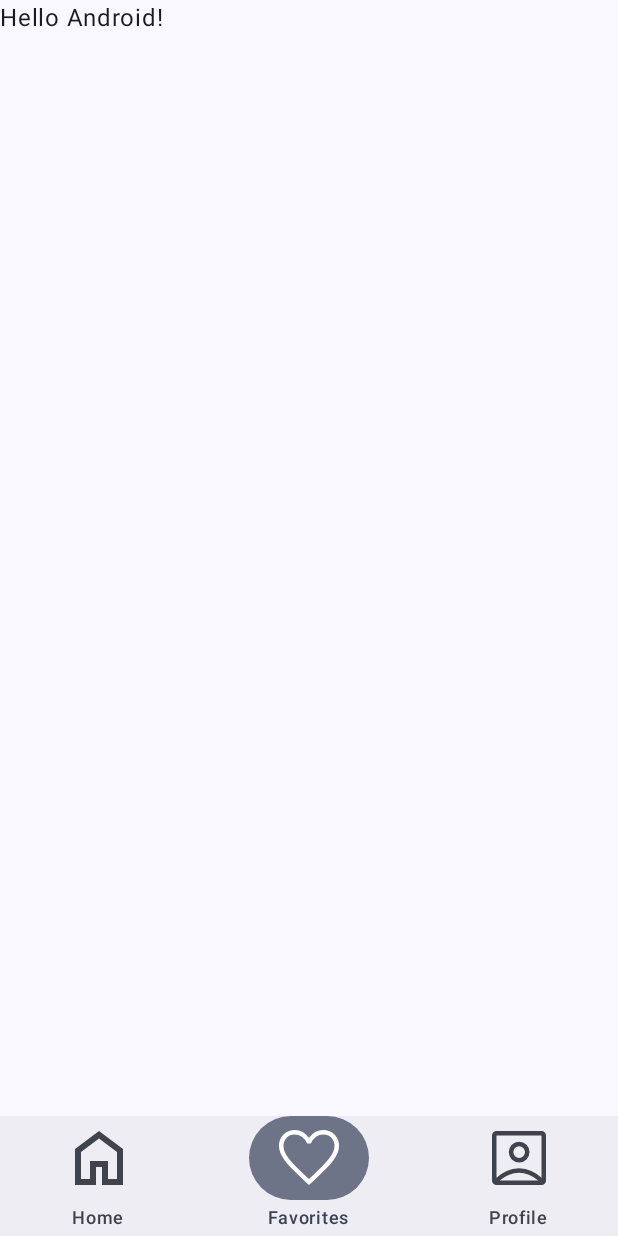
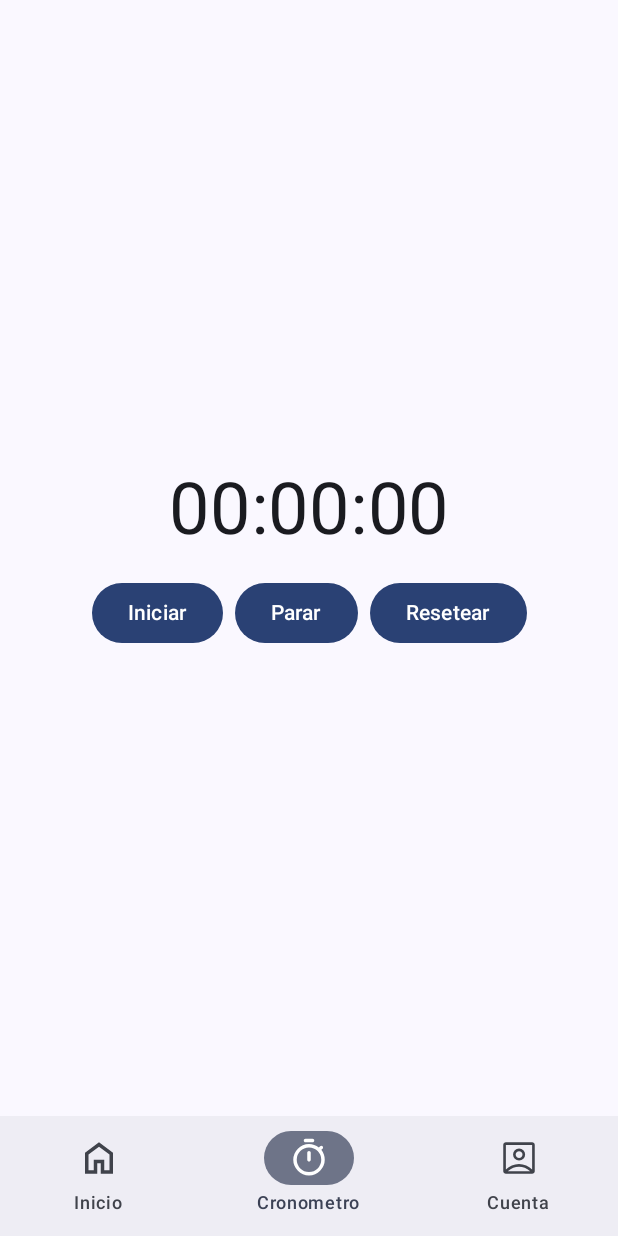
Before and after one commit to ezequielbertero1-code/Appnea-BerteroGarcia, an Android app built with Jetpack Compose: the screen it shows after launch (MainActivity), item 2 of the bottom bar chosen, on a phone screen of 412 x 824 dp. Run offline under Robolectric (Android 15) with nearby library versions, the phone set to English and light mode, and no system bars; our stand-ins replace navigation suite.

Commit message:
hice un cronometro para ver como funciona esto

```diff
--- a/app/src/main/java/com/example/myapplication/MainActivity.kt
+++ b/app/src/main/java/com/example/myapplication/MainActivity.kt
@@ -17,10 +17,25 @@ import androidx.compose.runtime.saveable.rememberSaveable
 import androidx.compose.runtime.setValue
 import androidx.compose.ui.Modifier
 import androidx.compose.ui.res.painterResource
-import androidx.compose.ui.graphics.vector.ImageVector
 import androidx.compose.ui.tooling.preview.Preview
 import androidx.compose.ui.tooling.preview.PreviewScreenSizes
 import com.example.myapplication.ui.theme.MyApplicationTheme
+import androidx.compose.foundation.layout.Column
+import androidx.compose.foundation.layout.Row
+import androidx.compose.foundation.layout.Spacer
+import androidx.compose.foundation.layout.height
+import androidx.compose.foundation.layout.width
+import androidx.compose.material3.Button
+import androidx.compose.runtime.LaunchedEffect
+import androidx.compose.ui.Alignment
+import androidx.compose.ui.unit.dp
+import androidx.compose.ui.unit.sp
+import androidx.compose.foundation.layout.Arrangement
+import androidx.compose.foundation.layout.size
+import kotlinx.coroutines.delay
+import java.util.Locale
+import kotlin.time.Duration.Companion.milliseconds
+import androidx.compose.runtime.mutableLongStateOf
 
 class MainActivity : ComponentActivity() {
     override fun onCreate(savedInstanceState: Bundle?) {
@@ -37,7 +52,7 @@ class MainActivity : ComponentActivity() {
 @PreviewScreenSizes
 @Composable
 fun MyApplicationApp() {
-    var currentDestination by rememberSaveable { mutableStateOf(AppDestinations.HOME) }
+    var currentDestination by rememberSaveable { mutableStateOf(AppDestinations.INICIO) }
 
     NavigationSuiteScaffold(
         navigationSuiteItems = {
@@ -46,7 +61,8 @@ fun MyApplicationApp() {
                     icon = {
                         Icon(
                             painterResource(it.icon),
-                            contentDescription = it.label
+                            contentDescription = it.label,
+                            modifier = Modifier.size(28.dp)
                         )
                     },
                     label = { Text(it.label) },
@@ -57,10 +73,21 @@ fun MyApplicationApp() {
         }
     ) {
         Scaffold(modifier = Modifier.fillMaxSize()) { innerPadding ->
-            Greeting(
-                name = "Android",
-                modifier = Modifier.padding(innerPadding)
-            )
+            when (currentDestination) {
+                AppDestinations.INICIO -> Greeting(
+                    name = "Hola",
+                    modifier = Modifier.padding(innerPadding)
+                )
+
+                AppDestinations.CRONOMETRO -> CronometroScreen(
+                    modifier = Modifier.padding(innerPadding)
+                )
+
+                AppDestinations.CUENTA -> Text(
+                    text = "Pantalla de cuenta",
+                    modifier = Modifier.padding(innerPadding)
+                )
+            }
         }
     }
 }
@@ -69,17 +96,53 @@ enum class AppDestinations(
     val label: String,
     val icon: Int,
 ) {
-    HOME("Home", R.drawable.ic_home),
-    FAVORITES("Favorites", R.drawable.ic_favorite),
-    PROFILE("Profile", R.drawable.ic_account_box),
+    INICIO("Inicio", R.drawable.ic_inicio),
+    CRONOMETRO("Cronometro", R.drawable.ic_cronometro),
+    CUENTA("Cuenta", R.drawable.ic_cuenta),
 }
 
 @Composable
 fun Greeting(name: String, modifier: Modifier = Modifier) {
     Text(
-        text = "Hello $name!",
+        text = "Hola $name!",
         modifier = modifier
     )
+}
+
+@Composable
+fun CronometroScreen(modifier: Modifier = Modifier) {
+    var elapsedMilis by rememberSaveable { mutableLongStateOf(0L)}
+    var corriendo by rememberSaveable { mutableStateOf(false) }
+
+    LaunchedEffect(corriendo) {
+        val inicio = System.currentTimeMillis() - elapsedMilis
+        while (corriendo) {
+            delay(30.milliseconds)
+            elapsedMilis = System.currentTimeMillis() - inicio
+        }
+    }
+    val minutos = (elapsedMilis / 1000) / 60
+    val segundos = (elapsedMilis / 1000) % 60
+    val milisegundos = (elapsedMilis % 1000) / 10 // dos dígitos de ms
+
+    Column(
+        modifier = modifier.fillMaxSize(),
+        horizontalAlignment = Alignment.CenterHorizontally,
+        verticalArrangement = Arrangement.Center
+    ) {
+        Text(
+            text = String.format(Locale.getDefault(),"%02d:%02d:%02d", minutos, segundos, milisegundos),
+            fontSize = 48.sp
+        )
+        Spacer(modifier = Modifier.height(16.dp))
+        Row {
+            Button(onClick = { corriendo = true }) { Text("Iniciar") }
+            Spacer(modifier = Modifier.width(8.dp))
+            Button(onClick = { corriendo = false }) { Text("Parar") }
+            Spacer(modifier = Modifier.width(8.dp))
+            Button(onClick = { elapsedMilis = 0L; corriendo = false }) { Text("Resetear") }
+        }
+    }
 }
 
 @Preview(showBackground = true)
--- /dev/null
+++ b/app/src/main/res/drawable/ic_cronometro.xml
@@ -0,0 +1,9 @@
+<vector xmlns:android="http://schemas.android.com/apk/res/android"
+    android:width="24dp"
+    android:height="24dp"
+    android:viewportWidth="960"
+    android:viewportHeight="960">
+  <path
+      android:pathData="M400,120q-17,0 -28.5,-11.5T360,80q0,-17 11.5,-28.5T400,40h160q17,0 28.5,11.5T600,80q0,17 -11.5,28.5T560,120L400,120ZM508.5,548.5Q520,537 520,520v-160q0,-17 -11.5,-28.5T480,320q-17,0 -28.5,11.5T440,360v160q0,17 11.5,28.5T480,560q17,0 28.5,-11.5ZM340.5,851.5Q275,823 226,774t-77.5,-114.5Q120,594 120,520t28.5,-139.5Q177,315 226,266t114.5,-77.5Q406,160 480,160q62,0 119,20t107,58l28,-28q11,-11 28,-11t28,11q11,11 11,28t-11,28l-28,28q38,50 58,107t20,119q0,74 -28.5,139.5T734,774q-49,49 -114.5,77.5T480,880q-74,0 -139.5,-28.5ZM678,718q82,-82 82,-198t-82,-198q-82,-82 -198,-82t-198,82q-82,82 -82,198t82,198q82,82 198,82t198,-82ZM480,520Z"
+      android:fillColor="#e3e3e3"/>
+</vector>
--- /dev/null
+++ b/app/src/main/res/drawable/ic_entrenamiento.xml
@@ -0,0 +1,9 @@
+<vector xmlns:android="http://schemas.android.com/apk/res/android"
+    android:width="24dp"
+    android:height="24dp"
+    android:viewportWidth="960"
+    android:viewportHeight="960">
+  <path
+      android:pathData="M282,338 L168,452q-11,11 -27.5,11.5T112,452q-11,-11 -11.5,-27.5T111,396l29,-30 -28,-28q-12,-12 -12,-28t12,-28l56,-56 -29,-30q-11,-11 -11,-27.5t12,-28.5q11,-11 27.5,-11.5T196,139l30,29 56,-56q12,-12 28,-12t28,12l28,28 30,-29q11,-11 27.5,-11t28.5,12q11,11 11,28t-11,28L338,282l340,340 114,-114q11,-11 27.5,-11.5T848,508q11,11 11.5,27.5T849,564l-29,30 28,28q12,12 12,28t-12,28l-56,56 29,30q11,11 11,27.5T820,820q-11,11 -27.5,11.5T764,821l-30,-29 -56,56q-12,12 -28,12t-28,-12l-28,-28 -30,29q-11,11 -27.5,11T508,848q-11,-11 -11,-28t11,-28l114,-114 -340,-340Z"
+      android:fillColor="#e3e3e3"/>
+</vector>
--- a/app/src/main/res/values/strings.xml
+++ b/app/src/main/res/values/strings.xml
@@ -1,3 +1,3 @@
 <resources>
-    <string name="app_name">My Application</string>
+    <string name="app_name">Appnea</string>
 </resources>
```
Also changed, not shown: app/src/main/res/drawable/ic_cuenta.xml (renamed from app/src/main/res/drawable/ic_account_box.xml), app/src/main/res/drawable/ic_inicio.xml (renamed from app/src/main/res/drawable/ic_home.xml).
